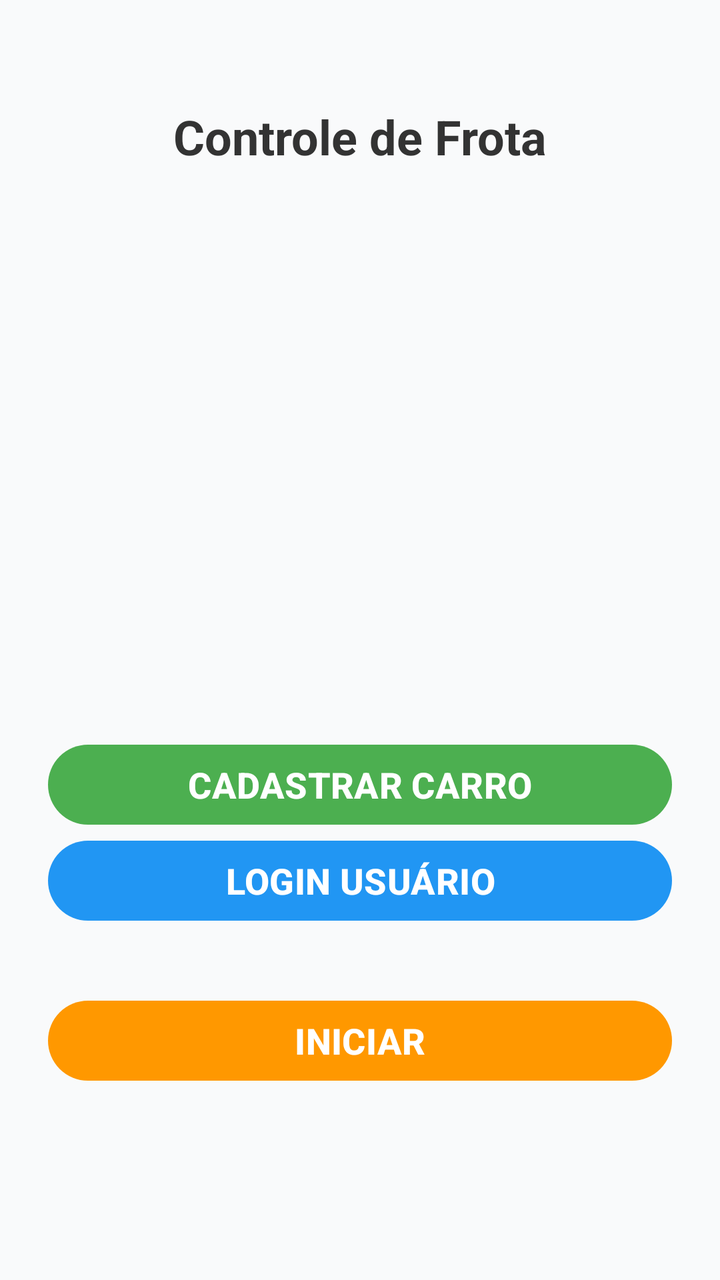
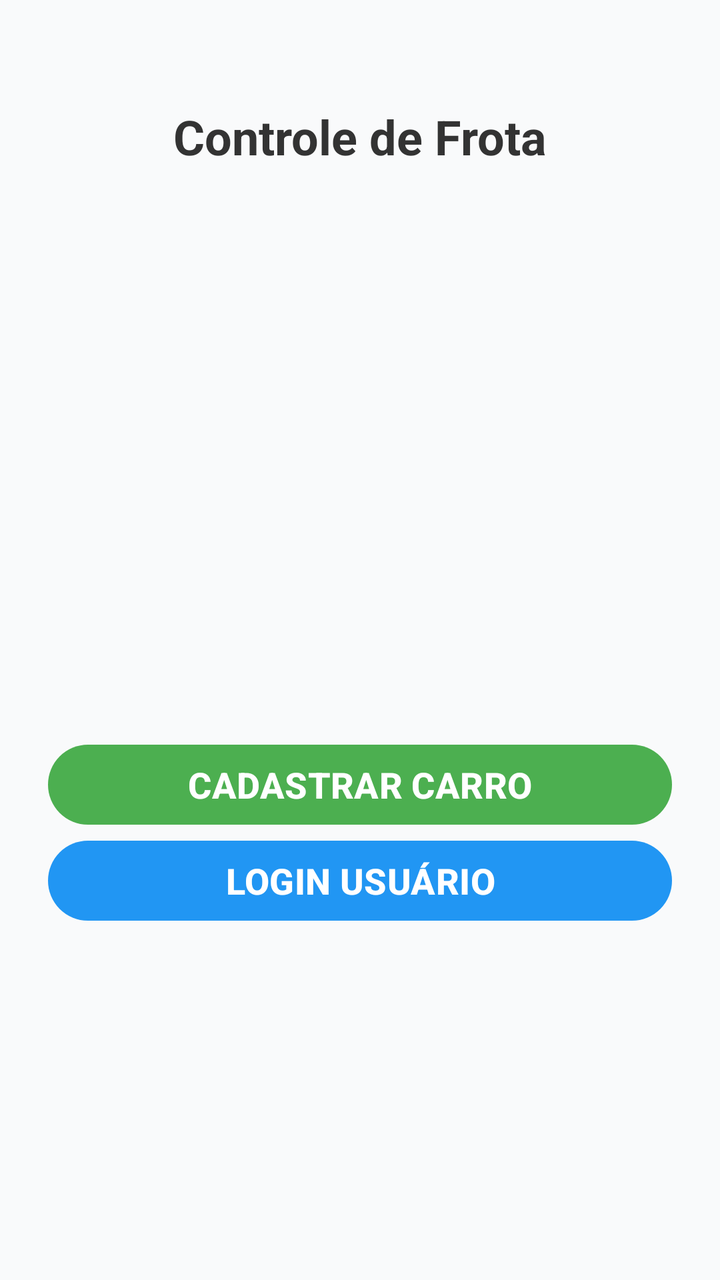

The first picture is an Android layout as it rendered before a commit; the second is the same layout after the commit. The layout source and the unified diff follow.
<!-- AndroidManifest.xml: application theme Theme.Projeto_semestral_xml -->
<!-- res/layout/activity_main.xml -->
<androidx.constraintlayout.widget.ConstraintLayout
    xmlns:android="http://schemas.android.com/apk/res/android"
    xmlns:app="http://schemas.android.com/apk/res-auto"
    android:layout_width="match_parent"
    android:layout_height="match_parent"
    android:background="#F9FAFB"
    android:padding="24dp">

    

    

    

    <TextView
        android:id="@+id/tvTituloPrincipal"
        android:layout_width="wrap_content"
        android:layout_height="wrap_content"
        android:layout_marginTop="28dp"
        android:text="Controle de Frota"
        android:textColor="#333333"
        android:textSize="24sp"
        android:textStyle="bold"
        app:layout_constraintEnd_toEndOf="parent"
        app:layout_constraintStart_toStartOf="parent"
        app:layout_constraintTop_toTopOf="parent" />

    <com.google.android.material.button.MaterialButton
        android:id="@+id/btnCarro"
        android:layout_width="match_parent"
        android:layout_height="wrap_content"
        android:layout_marginTop="284dp"
        android:text="Cadastrar Carro"
        android:textAllCaps="true"
        android:textSize="18sp"
        android:textStyle="bold"
        app:backgroundTint="#4CAF50"
        app:cornerRadius="30dp"
        app:layout_constraintEnd_toEndOf="parent"
        app:layout_constraintHorizontal_bias="1.0"
        app:layout_constraintStart_toStartOf="parent"
        app:layout_constraintTop_toBottomOf="@id/tvTituloPrincipal" />

    <com.google.android.material.button.MaterialButton
        android:id="@+id/btnLogin"
        android:layout_width="match_parent"
        android:layout_height="wrap_content"
        android:text="Login Usuário"
        android:textAllCaps="true"
        android:textSize="18sp"
        android:textStyle="bold"
        app:cornerRadius="30dp"
        app:backgroundTint="#2196F3"
        android:layout_marginTop="0dp"
        app:layout_constraintTop_toBottomOf="@id/btnCarro"
        app:layout_constraintStart_toStartOf="parent"
        app:layout_constraintEnd_toEndOf="parent"/>

    
    <com.google.android.material.button.MaterialButton
        android:id="@+id/btnIniciar"
        android:layout_width="match_parent"
        android:layout_height="wrap_content"
        android:text="INICIAR"
        android:textAllCaps="true"
        android:textSize="18sp"
        android:textStyle="bold"
        app:cornerRadius="30dp"
        app:backgroundTint="#FF9800"
        android:layout_marginTop="32dp"
        app:layout_constraintTop_toBottomOf="@id/btnLogin"
        app:layout_constraintStart_toStartOf="parent"
        app:layout_constraintEnd_toEndOf="parent"/>
</androidx.constraintlayout.widget.ConstraintLayout>
<!-- resources referenced by this layout -->
<resources>
  <style name="Theme.Projeto_semestral_xml" parent="Base.Theme.Projeto_semestral_xml" />
  <style name="Base.Theme.Projeto_semestral_xml" parent="Theme.Material3.DayNight.NoActionBar">
          
          
      </style>
</resources>

<!-- the commit's change to res/layout/activity_main.xml (unified diff, before → after) -->
@@ -56,19 +56,4 @@
         app:layout_constraintStart_toStartOf="parent"
         app:layout_constraintEnd_toEndOf="parent"/>
 
-    
-    <com.google.android.material.button.MaterialButton
-        android:id="@+id/btnIniciar"
-        android:layout_width="match_parent"
-        android:layout_height="wrap_content"
-        android:text="INICIAR"
-        android:textAllCaps="true"
-        android:textSize="18sp"
-        android:textStyle="bold"
-        app:cornerRadius="30dp"
-        app:backgroundTint="#FF9800"
-        android:layout_marginTop="32dp"
-        app:layout_constraintTop_toBottomOf="@id/btnLogin"
-        app:layout_constraintStart_toStartOf="parent"
-        app:layout_constraintEnd_toEndOf="parent"/>
 </androidx.constraintlayout.widget.ConstraintLayout>
